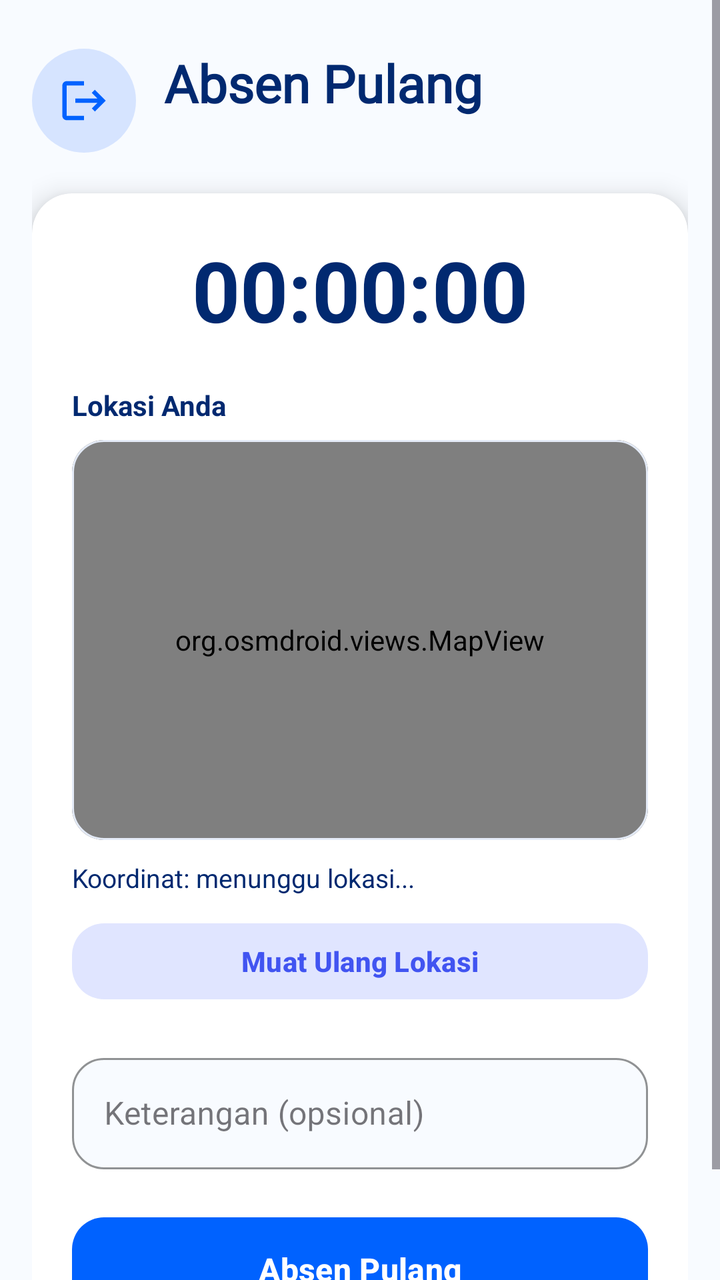
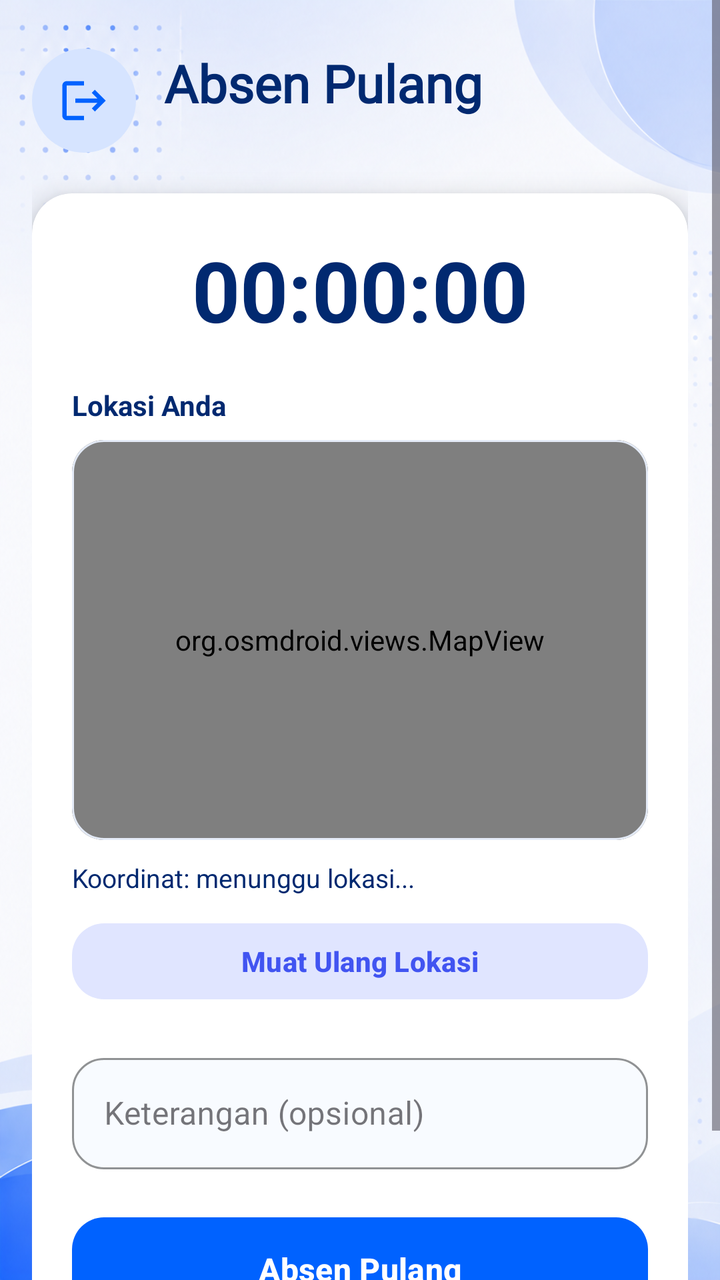

An Android layout rendered at two revisions. The XML below is the earlier revision; the diff shows what the commit changed to produce the second picture.
<!-- AndroidManifest.xml: application theme Theme.AbsensiMicrodata -->
<!-- res/layout/fragment_absen_pulang.xml -->
<?xml version="1.0" encoding="utf-8"?>
<ScrollView xmlns:android="http://schemas.android.com/apk/res/android"
    xmlns:app="http://schemas.android.com/apk/res-auto"
    android:layout_width="match_parent"
    android:layout_height="match_parent"
    android:background="#F8FBFF">

    <LinearLayout
        android:layout_width="match_parent"
        android:layout_height="wrap_content"
        android:orientation="vertical"
        android:padding="16dp">

        <LinearLayout
            android:layout_width="match_parent"
            android:layout_height="wrap_content"
            android:layout_marginTop="8dp"
            android:gravity="center_vertical"
            android:orientation="horizontal">

            <ImageView
                android:layout_width="52dp"
                android:layout_height="52dp"
                android:background="@drawable/bg_circle_pill"
                android:contentDescription="@string/menu_absen_pulang"
                android:padding="13dp"
                android:src="@drawable/ic_absen_pulang"
                app:tint="#0062FF" />

            <LinearLayout
                android:layout_width="wrap_content"
                android:layout_height="wrap_content"
                android:layout_marginStart="14dp"
                android:orientation="vertical">

                <TextView
                    android:layout_width="wrap_content"
                    android:layout_height="wrap_content"
                    android:fontFamily="@font/adlam_display"
                    android:text="Absen Pulang"
                    android:textColor="#012970"
                    android:textSize="26sp"
                    android:textStyle="bold" />

                <TextView
                    android:id="@+id/tv_tanggal"
                    android:layout_width="wrap_content"
                    android:layout_height="wrap_content"
                    android:textColor="#899BBD"
                    android:textSize="13sp" />
            </LinearLayout>
        </LinearLayout>

        <com.google.android.material.card.MaterialCardView
            android:layout_width="match_parent"
            android:layout_height="wrap_content"
            android:layout_marginTop="20dp"
            app:cardBackgroundColor="@android:color/white"
            app:cardCornerRadius="20dp"
            app:cardElevation="8dp"
            app:strokeWidth="0dp">

            <LinearLayout
                android:layout_width="match_parent"
                android:layout_height="wrap_content"
                android:orientation="vertical"
                android:padding="20dp">

                <TextClock
                    android:id="@+id/tc_jam"
                    android:layout_width="match_parent"
                    android:layout_height="wrap_content"
                    android:format12Hour="HH:mm:ss"
                    android:format24Hour="HH:mm:ss"
                    android:gravity="center"
                    android:textColor="#012970"
                    android:textSize="42sp"
                    android:textStyle="bold" />

                <TextView
                    android:layout_width="wrap_content"
                    android:layout_height="wrap_content"
                    android:layout_marginTop="20dp"
                    android:text="Lokasi Anda"
                    android:textColor="#012970"
                    android:textSize="14sp"
                    android:textStyle="bold" />

                <com.google.android.material.card.MaterialCardView
                    android:layout_width="match_parent"
                    android:layout_height="wrap_content"
                    android:layout_marginTop="8dp"
                    android:clipToOutline="true"
                    app:cardBackgroundColor="@android:color/white"
                    app:cardCornerRadius="16dp"
                    app:cardElevation="0dp"
                    app:strokeColor="#E4EBF7"
                    app:strokeWidth="1dp">

                    <org.osmdroid.views.MapView
                        android:id="@+id/map"
                        android:layout_width="match_parent"
                        android:layout_height="200dp" />
                </com.google.android.material.card.MaterialCardView>

                <TextView
                    android:id="@+id/tv_koordinat"
                    android:layout_width="wrap_content"
                    android:layout_height="wrap_content"
                    android:layout_marginTop="10dp"
                    android:text="Koordinat: menunggu lokasi..."
                    android:textColor="#012970"
                    android:textSize="13sp" />

                <com.google.android.material.button.MaterialButton
                    android:id="@+id/btn_muat_lokasi"
                    android:layout_width="match_parent"
                    android:layout_height="46dp"
                    android:layout_marginTop="10dp"
                    android:text="Muat Ulang Lokasi"
                    android:textAllCaps="false"
                    android:textColor="#4154F1"
                    android:textStyle="bold"
                    app:backgroundTint="#E0E5FF"
                    app:cornerRadius="16dp" />

                <com.google.android.material.textfield.TextInputLayout
                    style="@style/Widget.MaterialComponents.TextInputLayout.OutlinedBox"
                    android:layout_width="match_parent"
                    android:layout_height="wrap_content"
                    android:layout_marginTop="20dp"
                    android:hint="Keterangan (opsional)"
                    app:boxBackgroundColor="#F8FBFF"
                    app:boxCornerRadiusBottomEnd="16dp"
                    app:boxCornerRadiusBottomStart="16dp"
                    app:boxCornerRadiusTopEnd="16dp"
                    app:boxCornerRadiusTopStart="16dp"
                    app:boxStrokeColor="#A0C1FF">

                    <com.google.android.material.textfield.TextInputEditText
                        android:id="@+id/et_keterangan"
                        android:layout_width="match_parent"
                        android:layout_height="wrap_content"
                        android:inputType="text"
                        android:maxLines="2" />
                </com.google.android.material.textfield.TextInputLayout>

                <com.google.android.material.button.MaterialButton
                    android:id="@+id/btn_absen"
                    android:layout_width="match_parent"
                    android:layout_height="60dp"
                    android:layout_marginTop="20dp"
                    android:text="Absen Pulang"
                    android:textAllCaps="false"
                    android:textSize="16sp"
                    android:textStyle="bold"
                    app:backgroundTint="#0062FF"
                    app:cornerRadius="16dp" />

                <TextView
                    android:id="@+id/tv_status"
                    android:layout_width="match_parent"
                    android:layout_height="wrap_content"
                    android:layout_marginTop="12dp"
                    android:background="@drawable/bg_status_pill"
                    android:gravity="center"
                    android:padding="12dp"
                    android:textColor="#2E7D32"
                    android:textSize="14sp"
                    android:textStyle="bold"
                    android:visibility="gone" />
            </LinearLayout>
        </com.google.android.material.card.MaterialCardView>
    </LinearLayout>
</ScrollView>
<!-- resources referenced by this layout -->
<resources>
  <!-- drawable bg_circle_pill (drawable) -->
  <?xml version="1.0" encoding="utf-8"?>
  <shape xmlns:android="http://schemas.android.com/apk/res/android"
      android:shape="oval">
      <solid android:color="@color/pill_blue" />
  </shape>
  <!-- drawable bg_status_pill (drawable) -->
  <?xml version="1.0" encoding="utf-8"?>
  <shape xmlns:android="http://schemas.android.com/apk/res/android">
      <solid android:color="#E8F5E9" />
      <corners android:radius="12dp" />
  </shape>
  <!-- drawable ic_absen_pulang (drawable) -->
  <?xml version="1.0" encoding="utf-8"?>
  <vector xmlns:android="http://schemas.android.com/apk/res/android"
      android:width="24dp"
      android:height="24dp"
      android:viewportWidth="24"
      android:viewportHeight="24">
      <path
          android:fillColor="#FF000000"
          android:pathData="M17 7l-1.41 1.41L18.17 11H8v2h10.17l-2.58 2.58L17 17l5-5zM4 5h8V3H4c-1.1 0-2 .9-2 2v14c0 1.1.9 2 2 2h8v-2H4V5z" />
  </vector>
  <string name="menu_absen_pulang">Absen Pulang</string>
  <style name="Theme.AbsensiMicrodata" parent="Base.Theme.AbsensiMicrodata" />
  <color name="pill_blue">#D6E4FF</color>
  <style name="Base.Theme.AbsensiMicrodata" parent="Theme.Material3.Light.NoActionBar">
          
          
      </style>
</resources>

<!-- the commit's change to res/layout/fragment_absen_pulang.xml (unified diff, before → after) -->
@@ -1,175 +1,183 @@
 <?xml version="1.0" encoding="utf-8"?>
-<ScrollView xmlns:android="http://schemas.android.com/apk/res/android"
+<androidx.constraintlayout.widget.ConstraintLayout xmlns:android="http://schemas.android.com/apk/res/android"
     xmlns:app="http://schemas.android.com/apk/res-auto"
     android:layout_width="match_parent"
     android:layout_height="match_parent"
-    android:background="#F8FBFF">
+    android:background="@drawable/background_absensi">
 
-    <LinearLayout
+    <ScrollView
         android:layout_width="match_parent"
-        android:layout_height="wrap_content"
-        android:orientation="vertical"
-        android:padding="16dp">
+        android:layout_height="match_parent"
+        android:fillViewport="true"
+        android:background="@android:color/transparent">
 
         <LinearLayout
             android:layout_width="match_parent"
             android:layout_height="wrap_content"
-            android:layout_marginTop="8dp"
-            android:gravity="center_vertical"
-            android:orientation="horizontal">
-
-            <ImageView
-                android:layout_width="52dp"
-                android:layout_height="52dp"
-                android:background="@drawable/bg_circle_pill"
-                android:contentDescription="@string/menu_absen_pulang"
-                android:padding="13dp"
-                android:src="@drawable/ic_absen_pulang"
-                app:tint="#0062FF" />
-
-            <LinearLayout
-                android:layout_width="wrap_content"
-                android:layout_height="wrap_content"
-                android:layout_marginStart="14dp"
-                android:orientation="vertical">
-
-                <TextView
-                    android:layout_width="wrap_content"
-                    android:layout_height="wrap_content"
-                    android:fontFamily="@font/adlam_display"
-                    android:text="Absen Pulang"
-                    android:textColor="#012970"
-                    android:textSize="26sp"
-                    android:textStyle="bold" />
-
-                <TextView
-                    android:id="@+id/tv_tanggal"
-                    android:layout_width="wrap_content"
-                    android:layout_height="wrap_content"
-                    android:textColor="#899BBD"
-                    android:textSize="13sp" />
-            </LinearLayout>
-        </LinearLayout>
-
-        <com.google.android.material.card.MaterialCardView
-            android:layout_width="match_parent"
-            android:layout_height="wrap_content"
-            android:layout_marginTop="20dp"
-            app:cardBackgroundColor="@android:color/white"
-            app:cardCornerRadius="20dp"
-            app:cardElevation="8dp"
-            app:strokeWidth="0dp">
+            android:orientation="vertical"
+            android:padding="16dp">
 
             <LinearLayout
                 android:layout_width="match_parent"
                 android:layout_height="wrap_content"
-                android:orientation="vertical"
-                android:padding="20dp">
+                android:layout_marginTop="8dp"
+                android:gravity="center_vertical"
+                android:orientation="horizontal">
 
-                <TextClock
-                    android:id="@+id/tc_jam"
+                <ImageView
+                    android:layout_width="52dp"
+                    android:layout_height="52dp"
+                    android:background="@drawable/bg_circle_pill"
+                    android:contentDescription="@string/menu_absen_pulang"
+                    android:padding="13dp"
+                    android:src="@drawable/ic_absen_pulang"
+                    app:tint="#0062FF" />
+
+                <LinearLayout
+                    android:layout_width="wrap_content"
+                    android:layout_height="wrap_content"
+                    android:layout_marginStart="14dp"
+                    android:orientation="vertical">
+
+                    <TextView
+                        android:layout_width="wrap_content"
+                        android:layout_height="wrap_content"
+                        android:fontFamily="@font/adlam_display"
+                        android:text="Absen Pulang"
+                        android:textColor="#012970"
+                        android:textSize="26sp"
+                        android:textStyle="bold" />
+
+                    <TextView
+                        android:id="@+id/tv_tanggal"
+                        android:layout_width="wrap_content"
+                        android:layout_height="wrap_content"
+                        android:textColor="#899BBD"
+                        android:textSize="13sp" />
+                </LinearLayout>
+            </LinearLayout>
+
+            <com.google.android.material.card.MaterialCardView
+                android:layout_width="match_parent"
+                android:layout_height="wrap_content"
+                android:layout_marginTop="20dp"
+                android:layout_marginBottom="24dp"
+                app:cardBackgroundColor="@android:color/white"
+                app:cardCornerRadius="20dp"
+                app:cardElevation="8dp"
+                app:strokeWidth="0dp">
+
+                <LinearLayout
                     android:layout_width="match_parent"
                     android:layout_height="wrap_content"
-                    android:format12Hour="HH:mm:ss"
-                    android:format24Hour="HH:mm:ss"
-                    android:gravity="center"
-                    android:textColor="#012970"
-                    android:textSize="42sp"
-                    android:textStyle="bold" />
+                    android:orientation="vertical"
+                    android:padding="20dp">
 
-                <TextView
-                    android:layout_width="wrap_content"
-                    android:layout_height="wrap_content"
-                    android:layout_marginTop="20dp"
-                    android:text="Lokasi Anda"
-                    android:textColor="#012970"
-                    android:textSize="14sp"
-                    android:textStyle="bold" />
-
-                <com.google.android.material.card.MaterialCardView
-                    android:layout_width="match_parent"
-                    android:layout_height="wrap_content"
-                    android:layout_marginTop="8dp"
-                    android:clipToOutline="true"
-                    app:cardBackgroundColor="@android:color/white"
-                    app:cardCornerRadius="16dp"
-                    app:cardElevation="0dp"
-                    app:strokeColor="#E4EBF7"
-                    app:strokeWidth="1dp">
-
-                    <org.osmdroid.views.MapView
-                        android:id="@+id/map"
-                        android:layout_width="match_parent"
-                        android:layout_height="200dp" />
-                </com.google.android.material.card.MaterialCardView>
-
-                <TextView
-                    android:id="@+id/tv_koordinat"
-                    android:layout_width="wrap_content"
-                    android:layout_height="wrap_content"
-                    android:layout_marginTop="10dp"
-                    android:text="Koordinat: menunggu lokasi..."
-                    android:textColor="#012970"
-                    android:textSize="13sp" />
-
-                <com.google.android.material.button.MaterialButton
-                    android:id="@+id/btn_muat_lokasi"
-                    android:layout_width="match_parent"
-                    android:layout_height="46dp"
-                    android:layout_marginTop="10dp"
-                    android:text="Muat Ulang Lokasi"
-                    android:textAllCaps="false"
-                    android:textColor="#4154F1"
-                    android:textStyle="bold"
-                    app:backgroundTint="#E0E5FF"
-                    app:cornerRadius="16dp" />
-
-                <com.google.android.material.textfield.TextInputLayout
-                    style="@style/Widget.MaterialComponents.TextInputLayout.OutlinedBox"
-                    android:layout_width="match_parent"
-                    android:layout_height="wrap_content"
-                    android:layout_marginTop="20dp"
-                    android:hint="Keterangan (opsional)"
-                    app:boxBackgroundColor="#F8FBFF"
-                    app:boxCornerRadiusBottomEnd="16dp"
-                    app:boxCornerRadiusBottomStart="16dp"
-                    app:boxCornerRadiusTopEnd="16dp"
-                    app:boxCornerRadiusTopStart="16dp"
-                    app:boxStrokeColor="#A0C1FF">
-
-                    <com.google.android.material.textfield.TextInputEditText
-                        android:id="@+id/et_keterangan"
+                    <TextClock
+                        android:id="@+id/tc_jam"
                         android:layout_width="match_parent"
                         android:layout_height="wrap_content"
-                        android:inputType="text"
-                        android:maxLines="2" />
-                </com.google.android.material.textfield.TextInputLayout>
+                        android:format12Hour="HH:mm:ss"
+                        android:format24Hour="HH:mm:ss"
+                        android:gravity="center"
+                        android:textColor="#012970"
+                        android:textSize="42sp"
+                        android:textStyle="bold" />
 
-                <com.google.android.material.button.MaterialButton
-                    android:id="@+id/btn_absen"
-                    android:layout_width="match_parent"
-                    android:layout_height="60dp"
-                    android:layout_marginTop="20dp"
-                    android:text="Absen Pulang"
-                    android:textAllCaps="false"
-                    android:textSize="16sp"
-                    android:textStyle="bold"
-                    app:backgroundTint="#0062FF"
-                    app:cornerRadius="16dp" />
+                    <TextView
+                        android:layout_width="wrap_content"
+                        android:layout_height="wrap_content"
+                        android:layout_marginTop="20dp"
+                        android:text="Lokasi Anda"
+                        android:textColor="#012970"
+                        android:textSize="14sp"
+                        android:textStyle="bold" />
 
-                <TextView
-                    android:id="@+id/tv_status"
-                    android:layout_width="match_parent"
-                    android:layout_height="wrap_content"
-                    android:layout_marginTop="12dp"
-                    android:background="@drawable/bg_status_pill"
-                    android:gravity="center"
-                    android:padding="12dp"
-                    android:textColor="#2E7D32"
-                    android:textSize="14sp"
-                    android:textStyle="bold"
-                    android:visibility="gone" />
-            </LinearLayout>
-        </com.google.android.material.card.MaterialCardView>
-    </LinearLayout>
-</ScrollView>
+                    <com.google.android.material.card.MaterialCardView
+                        android:layout_width="match_parent"
+                        android:layout_height="wrap_content"
+                        android:layout_marginTop="8dp"
+                        android:clipToOutline="true"
+                        app:cardBackgroundColor="@android:color/white"
+                        app:cardCornerRadius="16dp"
+                        app:cardElevation="0dp"
+                        app:strokeColor="#E4EBF7"
+                        app:strokeWidth="1dp">
+
+                        <org.osmdroid.views.MapView
+                            android:id="@+id/map"
+                            android:layout_width="match_parent"
+                            android:layout_height="200dp" />
+                    </com.google.android.material.card.MaterialCardView>
+
+                    <TextView
+                        android:id="@+id/tv_koordinat"
+                        android:layout_width="wrap_content"
+                        android:layout_height="wrap_content"
+                        android:layout_marginTop="10dp"
+                        android:text="Koordinat: menunggu lokasi..."
+                        android:textColor="#012970"
+                        android:textSize="13sp" />
+
+                    <com.google.android.material.button.MaterialButton
+                        android:id="@+id/btn_muat_lokasi"
+                        android:layout_width="match_parent"
+                        android:layout_height="46dp"
+                        android:layout_marginTop="10dp"
+                        android:text="Muat Ulang Lokasi"
+                        android:textAllCaps="false"
+                        android:textColor="#4154F1"
+                        android:textStyle="bold"
+                        app:backgroundTint="#E0E5FF"
+                        app:cornerRadius="16dp" />
+
+                    <com.google.android.material.textfield.TextInputLayout
+                        style="@style/Widget.MaterialComponents.TextInputLayout.OutlinedBox"
+                        android:layout_width="match_parent"
+                        android:layout_height="wrap_content"
+                        android:layout_marginTop="20dp"
+                        android:hint="Keterangan (opsional)"
+                        app:boxBackgroundColor="#F8FBFF"
+                        app:boxCornerRadiusBottomEnd="16dp"
+                        app:boxCornerRadiusBottomStart="16dp"
+                        app:boxCornerRadiusTopEnd="16dp"
+                        app:boxCornerRadiusTopStart="16dp"
+                        app:boxStrokeColor="#A0C1FF">
+
+                        <com.google.android.material.textfield.TextInputEditText
+                            android:id="@+id/et_keterangan"
+                            android:layout_width="match_parent"
+                            android:layout_height="wrap_content"
+                            android:inputType="text"
+                            android:maxLines="2" />
+                    </com.google.android.material.textfield.TextInputLayout>
+
+                    <com.google.android.material.button.MaterialButton
+                        android:id="@+id/btn_absen"
+                        android:layout_width="match_parent"
+                        android:layout_height="60dp"
+                        android:layout_marginTop="20dp"
+                        android:text="Absen Pulang"
+                        android:textAllCaps="false"
+                        android:textSize="16sp"
+                        android:textStyle="bold"
+                        app:backgroundTint="#0062FF"
+                        app:cornerRadius="16dp" />
+
+                    <TextView
+                        android:id="@+id/tv_status"
+                        android:layout_width="match_parent"
+                        android:layout_height="wrap_content"
+                        android:layout_marginTop="12dp"
+                        android:background="@drawable/bg_status_pill"
+                        android:gravity="center"
+                        android:padding="12dp"
+                        android:textColor="#2E7D32"
+                        android:textSize="14sp"
+                        android:textStyle="bold"
+                        android:visibility="gone" />
+                </LinearLayout>
+            </com.google.android.material.card.MaterialCardView>
+        </LinearLayout>
+    </ScrollView>
+</androidx.constraintlayout.widget.ConstraintLayout>
<!-- resource entries referenced after the edit -->
@@ -1,5 +1,6 @@
 <!-- resources referenced by this layout -->
 <resources>
+  <!-- drawable background_absensi: png bitmap (drawable, 958541 bytes) -->
   <!-- drawable bg_circle_pill (drawable) -->
   <?xml version="1.0" encoding="utf-8"?>
   <shape xmlns:android="http://schemas.android.com/apk/res/android"
